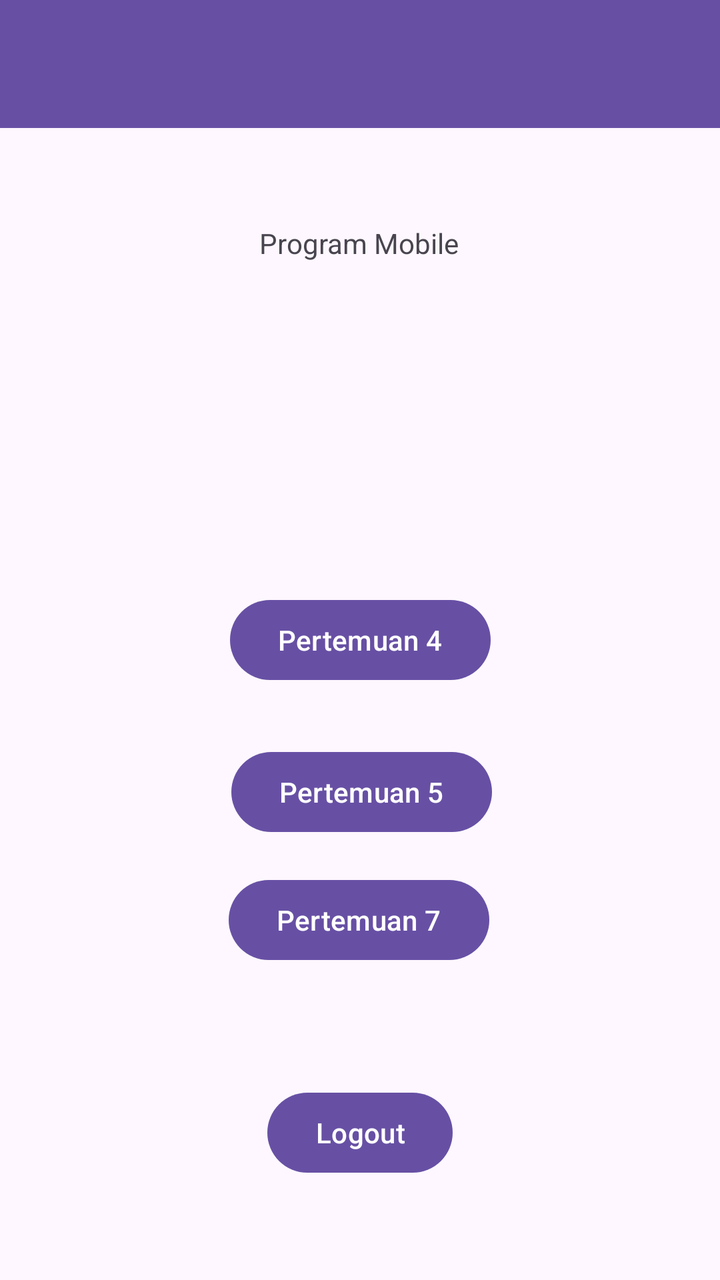
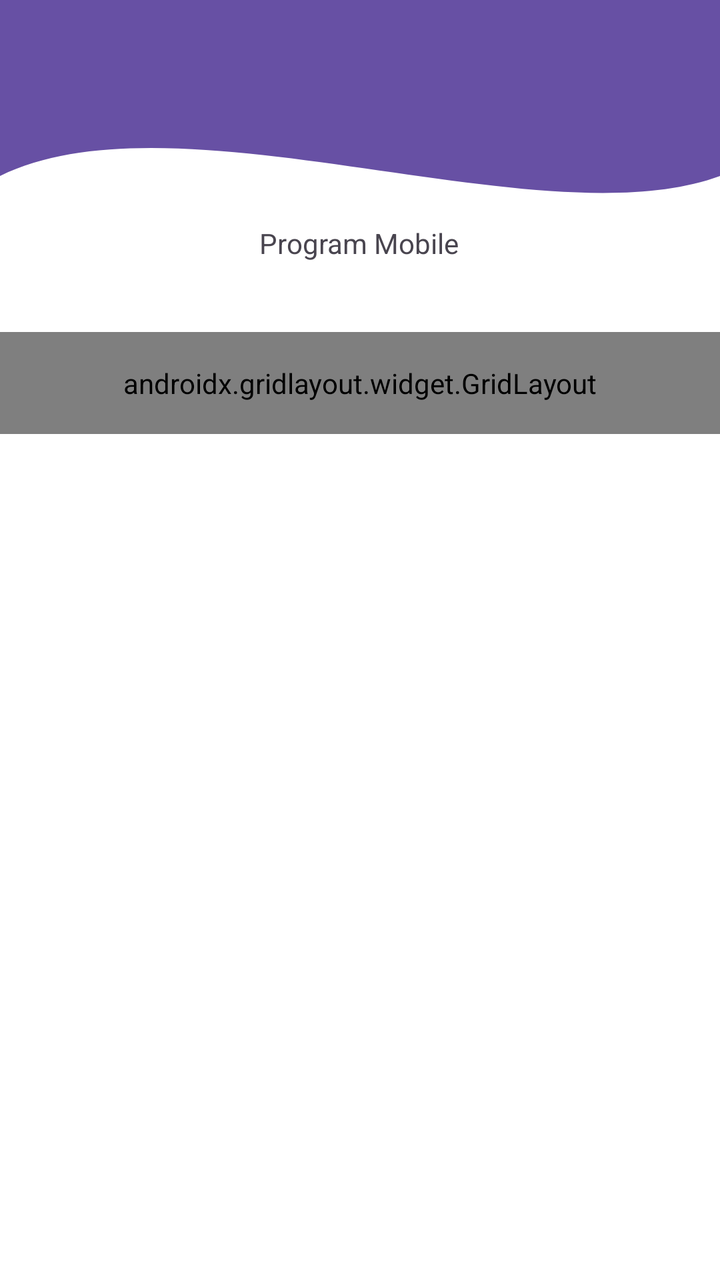

Before-and-after screenshots of an Android layout around one commit, followed by the original layout XML and the change that was made.
<!-- AndroidManifest.xml: application theme Theme.Zahwa3TIE -->
<!-- res/layout/fragment_home.xml -->
<?xml version="1.0" encoding="utf-8"?>
<androidx.constraintlayout.widget.ConstraintLayout xmlns:android="http://schemas.android.com/apk/res/android"
    xmlns:tools="http://schemas.android.com/tools"
    android:layout_width="match_parent"
    android:layout_height="match_parent"
    xmlns:app="http://schemas.android.com/apk/res-auto"
    tools:context=".Home.HomeFragment">
    <androidx.appcompat.widget.Toolbar
        android:id="@+id/toolbar"
        android:layout_width="match_parent"
        android:layout_height="?attr/actionBarSize"
        android:background="?attr/colorPrimary"
        app:layout_constraintEnd_toEndOf="parent"
        app:layout_constraintStart_toStartOf="parent"
        app:layout_constraintTop_toTopOf="parent"
        app:subtitleTextColor="@android:color/white"
        app:titleTextColor="@android:color/white"
        app:layout_scrollFlags="scroll|enterAlways"/>
    <Button
        android:id="@+id/btnToFourth"
        android:layout_width="wrap_content"
        android:layout_height="wrap_content"
        android:text="Pertemuan 4"
        app:layout_constraintBottom_toBottomOf="parent"
        app:layout_constraintEnd_toEndOf="parent"
        app:layout_constraintStart_toStartOf="parent"
        app:layout_constraintTop_toTopOf="parent" />

    <TextView
        android:id="@+id/textView3"
        android:layout_width="wrap_content"
        android:layout_height="wrap_content"
        android:layout_marginTop="112dp"
        android:text="Program Mobile"
        app:layout_constraintEnd_toEndOf="parent"
        app:layout_constraintHorizontal_bias="0.498"
        app:layout_constraintStart_toStartOf="parent"
        app:layout_constraintTop_toTopOf="parent" />

    <Button
        android:id="@+id/btntofifth"
        android:layout_width="wrap_content"
        android:layout_height="wrap_content"
        android:layout_marginTop="28dp"
        android:text="Pertemuan 5"
        app:layout_constraintEnd_toEndOf="parent"
        app:layout_constraintHorizontal_bias="0.503"
        app:layout_constraintStart_toStartOf="parent"
        app:layout_constraintTop_toBottomOf="@+id/btnToFourth" />
    <Button
        android:id="@+id/btnLogout"
        android:layout_width="wrap_content"
        android:layout_height="wrap_content"
        android:text="Logout"
        app:layout_constraintBottom_toBottomOf="parent"
        app:layout_constraintEnd_toEndOf="parent"
        app:layout_constraintStart_toStartOf="parent"
        app:layout_constraintTop_toTopOf="parent"
        app:layout_constraintVertical_bias="0.916" />

    <Button
        android:id="@+id/btnToSeventh"
        android:layout_width="wrap_content"
        android:layout_height="wrap_content"
        android:layout_marginTop="16dp"
        android:text="Pertemuan 7"
        app:layout_constraintEnd_toEndOf="parent"
        app:layout_constraintHorizontal_bias="0.498"
        app:layout_constraintStart_toStartOf="parent"
        app:layout_constraintTop_toBottomOf="@+id/btntofifth" />



</androidx.constraintlayout.widget.ConstraintLayout>
<!-- resources referenced by this layout -->
<resources>
  <style name="Theme.Zahwa3TIE" parent="Base.Theme.Zahwa3TIE" />
  <style name="Base.Theme.Zahwa3TIE" parent="Theme.Material3.DayNight.NoActionBar">
          
          
      </style>
</resources>

<!-- the commit's change to res/layout/fragment_home.xml (unified diff, before → after) -->
@@ -3,8 +3,19 @@
     xmlns:tools="http://schemas.android.com/tools"
     android:layout_width="match_parent"
     android:layout_height="match_parent"
+    android:background="@android:color/white"
     xmlns:app="http://schemas.android.com/apk/res-auto"
     tools:context=".Home.HomeFragment">
+
+    <View
+        android:id="@+id/background_header"
+        android:layout_width="0dp"
+        android:layout_height="220dp"
+        android:background="@drawable/bg_header_wave"
+        app:layout_constraintStart_toStartOf="parent"
+        app:layout_constraintEnd_toEndOf="parent"
+        app:layout_constraintTop_toTopOf="parent" />
+
     <androidx.appcompat.widget.Toolbar
         android:id="@+id/toolbar"
         android:layout_width="match_parent"
@@ -16,16 +27,6 @@
         app:subtitleTextColor="@android:color/white"
         app:titleTextColor="@android:color/white"
         app:layout_scrollFlags="scroll|enterAlways"/>
-    <Button
-        android:id="@+id/btnToFourth"
-        android:layout_width="wrap_content"
-        android:layout_height="wrap_content"
-        android:text="Pertemuan 4"
-        app:layout_constraintBottom_toBottomOf="parent"
-        app:layout_constraintEnd_toEndOf="parent"
-        app:layout_constraintStart_toStartOf="parent"
-        app:layout_constraintTop_toTopOf="parent" />
-
     <TextView
         android:id="@+id/textView3"
         android:layout_width="wrap_content"
@@ -37,38 +38,52 @@
         app:layout_constraintStart_toStartOf="parent"
         app:layout_constraintTop_toTopOf="parent" />
 
-    <Button
-        android:id="@+id/btntofifth"
-        android:layout_width="wrap_content"
+    <androidx.gridlayout.widget.GridLayout
+        android:layout_width="match_parent"
         android:layout_height="wrap_content"
-        android:layout_marginTop="28dp"
-        android:text="Pertemuan 5"
-        app:layout_constraintEnd_toEndOf="parent"
-        app:layout_constraintHorizontal_bias="0.503"
-        app:layout_constraintStart_toStartOf="parent"
-        app:layout_constraintTop_toBottomOf="@+id/btnToFourth" />
-    <Button
-        android:id="@+id/btnLogout"
-        android:layout_width="wrap_content"
-        android:layout_height="wrap_content"
-        android:text="Logout"
-        app:layout_constraintBottom_toBottomOf="parent"
+        android:layout_marginTop="35dp"
+        android:padding="16dp"
+        app:columnCount="2"
         app:layout_constraintEnd_toEndOf="parent"
         app:layout_constraintStart_toStartOf="parent"
-        app:layout_constraintTop_toTopOf="parent"
-        app:layout_constraintVertical_bias="0.916" />
+        app:layout_constraintTop_toBottomOf="@+id/textView3"
+        app:useDefaultMargins="true">
 
-    <Button
-        android:id="@+id/btnToSeventh"
-        android:layout_width="wrap_content"
-        android:layout_height="wrap_content"
-        android:layout_marginTop="16dp"
-        android:text="Pertemuan 7"
-        app:layout_constraintEnd_toEndOf="parent"
-        app:layout_constraintHorizontal_bias="0.498"
-        app:layout_constraintStart_toStartOf="parent"
-        app:layout_constraintTop_toBottomOf="@+id/btntofifth" />
+        <Button
+            android:id="@+id/btnToFourth"
+            android:layout_width="0dp"
+            android:layout_height="wrap_content"
+            android:text="Pertemuan 4"
+            app:layout_columnWeight="1" />
 
+        <Button
+            android:id="@+id/btntofifth"
+            android:layout_width="0dp"
+            android:layout_height="wrap_content"
+            android:text="Pertemuan 5"
+            app:layout_columnWeight="1" />
 
+        <Button
+            android:id="@+id/btnToSeventh"
+            android:layout_width="0dp"
+            android:layout_height="wrap_content"
+            android:text="Pertemuan 7"
+            app:layout_columnWeight="1" />
+
+        <Button
+            android:id="@+id/btnToninth"
+            android:layout_width="0dp"
+            android:layout_height="wrap_content"
+            android:text="pertemuan_9"
+            app:layout_columnWeight="1" />
+
+        <Button
+            android:id="@+id/btnLogout"
+            android:layout_width="0dp"
+            android:layout_height="wrap_content"
+            android:text="Logout"
+            app:layout_columnWeight="1" />
+
+    </androidx.gridlayout.widget.GridLayout>
 
 </androidx.constraintlayout.widget.ConstraintLayout>
<!-- resource entries referenced after the edit -->
@@ -1,5 +1,24 @@
 <!-- resources referenced by this layout -->
 <resources>
+  <!-- drawable bg_header_wave (drawable) -->
+  <?xml version="1.0" encoding="utf-8"?>
+  <vector xmlns:android="http://schemas.android.com/apk/res/android"
+      android:width="100dp"
+      android:height="100dp"
+      android:viewportWidth="100"
+      android:viewportHeight="100">
+  
+      <path
+          android:fillColor="?attr/colorPrimary"
+          android:pathData="
+              M0,0
+              L100,0
+              L100,40
+              C 75,55
+                25,20
+                0,40
+              Z" />
+  </vector>
   <style name="Theme.Zahwa3TIE" parent="Base.Theme.Zahwa3TIE" />
   <style name="Base.Theme.Zahwa3TIE" parent="Theme.Material3.DayNight.NoActionBar">
           
